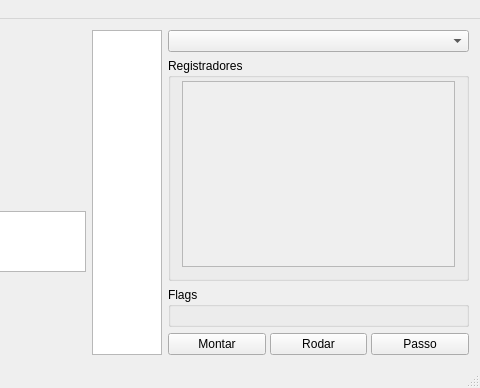
Before: the Qt Designer form hidra/gui/hidragui.ui in petcomputacaoufrgs/hidracpp, drawn with Qt 5; both pictures show x 294 to 774 and y 0 to 388 of the 774 by 388 pixel window.
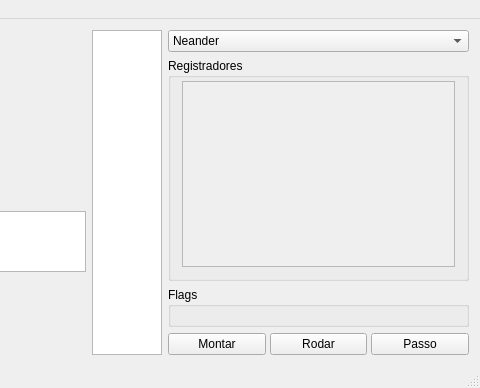
After: the same form once the commit is applied.

```diff
--- a/hidra/gui/hidragui.ui
+++ b/hidra/gui/hidragui.ui
@@ -144,7 +144,7 @@
        <item>
         <widget class="QComboBox" name="comboBoxMachine">
          <property name="currentIndex">
-          <number>-1</number>
+          <number>0</number>
          </property>
          <item>
           <property name="text">
```
Left out of the diff: 5 changed lines with no effect on the pictures.
